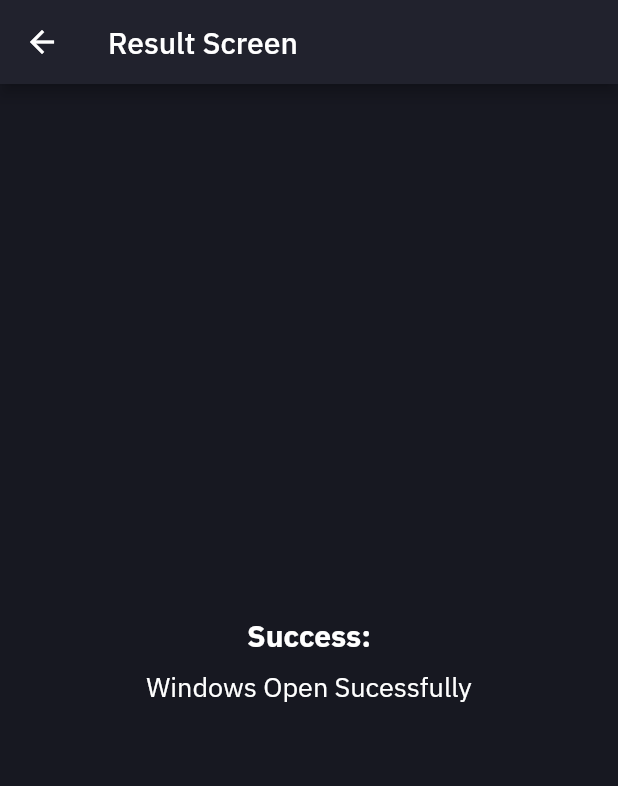
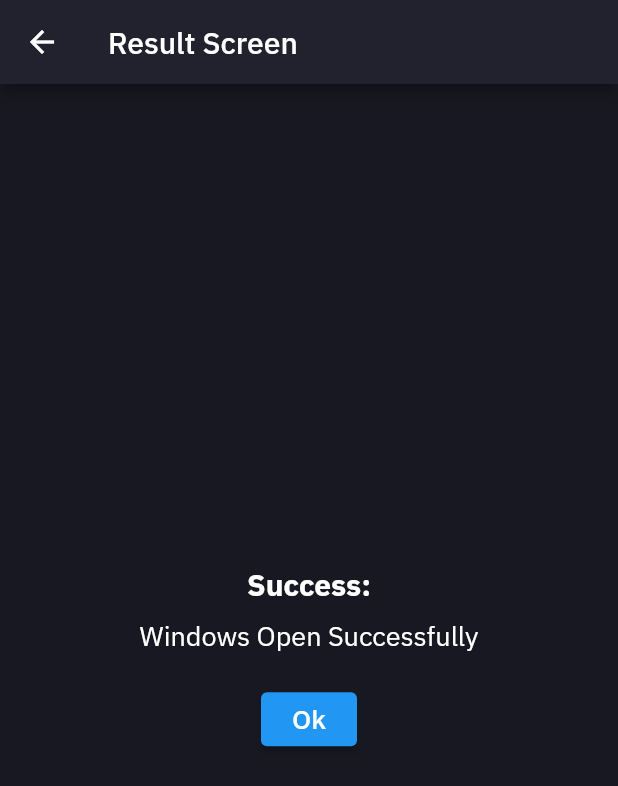
Before and after one commit to lightdarkmaster/Garduino_Version2, a Flutter app: the ControllerPage screen opened directly, after a tap on "Windows Open", on a phone screen of 412 x 824 dp. Shown: the top 786 px of the screen. Run offline on Flutter 3.47's test engine with Material 2 defaults, Android fonts, the phone set to English and light mode, and no system bars; our stand-ins replace fl_chart, flutter_svg.

Commit message:
add some changes in the controller and result

```diff
--- a/lib/widgets/controller_page.dart
+++ b/lib/widgets/controller_page.dart
@@ -1,8 +1,12 @@
-// ignore_for_file: library_private_types_in_public_api, deprecated_member_use, avoid_print
-
 import 'package:flutter/material.dart';
 import 'package:flutter_svg/svg.dart';
 import 'result_screen.dart';
+
+void main() {
+  runApp(const MaterialApp(
+    home: ControllerPage(),
+  ));
+}
 
 class ControllerPage extends StatefulWidget {
   const ControllerPage({Key? key}) : super(key: key);
@@ -39,7 +43,7 @@ class _ControllerPageState extends State<ControllerPage> {
     return Scaffold(
       appBar: AppBar(
         title: const Text('Controller Page'),
-        backgroundColor: const Color(0xFF21222D),
+        backgroundColor: Colors.black, // Use a modern color scheme
       ),
       body: Center(
         child: Column(
@@ -48,10 +52,15 @@ class _ControllerPageState extends State<ControllerPage> {
             Row(
               mainAxisAlignment: MainAxisAlignment.center,
               children: [
-                const Text('Lights'),
+                const Text(
+                  'Lights',
+                  style: TextStyle(fontSize: 18, fontWeight: FontWeight.bold),
+                ),
                 Switch(
                   value: _isDeviceOn,
                   onChanged: (newValue) => _toggleDevicePower(),
+                  activeColor:
+                      Colors.green, // Use a modern color for the switch
                 ),
               ],
             ),
@@ -60,118 +69,35 @@ class _ControllerPageState extends State<ControllerPage> {
               alignment: WrapAlignment.center,
               spacing: 10, // Horizontal spacing between buttons
               children: [
-                ElevatedButton(
-                  onPressed: () => _onButtonPressed('Windows Open Sucessfully'),
-                  style: ElevatedButton.styleFrom(
-                    primary: const Color(0xFF21222D),
-                    side: const BorderSide(color: Colors.white),
-                    minimumSize: Size(buttonSize, buttonSize),
-                  ),
-                  child: Column(
-                    mainAxisAlignment: MainAxisAlignment.center,
-                    children: [
-                      SvgPicture.asset(
-                        'assets/svg/window.svg', // Replace with your SVG icon pathicon: 'assets/svg/home.svg',
-                        color:
-                            Colors.white, // Apply color to the icon if needed
-                        width: 48, // Adjust the width of the SVG
-                        height: 48, // Adjust the height of the SVG
-                      ),
-                      const SizedBox(height: 8),
-                      const Text('Windows Open'),
-                    ],
-                  ),
+                _buildButton(
+                  'assets/svg/window.svg',
+                  'Windows Open',
+                  () => _onButtonPressed('Windows Open Successfully'),
+                  buttonSize,
                 ),
-
-                ElevatedButton(
-                  onPressed: () =>
-                      _onButtonPressed('Windows Close Sucessfully'),
-                  style: ElevatedButton.styleFrom(
-                    primary: const Color(0xFF21222D),
-                    side: const BorderSide(color: Colors.white),
-                    minimumSize: Size(buttonSize, buttonSize),
-                  ),
-                  child: Column(
-                    mainAxisAlignment: MainAxisAlignment.center,
-                    children: [
-                      SvgPicture.asset(
-                        'assets/svg/window_close.svg', // Replace with your SVG icon pathicon: 'assets/svg/home.svg',
-                        color:
-                            Colors.white, // Apply color to the icon if needed
-                        width: 48, // Adjust the width of the SVG
-                        height: 48, // Adjust the height of the SVG
-                      ),
-                      const SizedBox(height: 8),
-                      const Text('Windows Close'),
-                    ],
-                  ),
+                _buildButton(
+                  'assets/svg/window_close.svg',
+                  'Windows Close',
+                  () => _onButtonPressed('Windows Close Successfully'),
+                  buttonSize,
                 ),
-                ElevatedButton(
-                  onPressed: () => _onButtonPressed('Watering in Progress..'),
-                  style: ElevatedButton.styleFrom(
-                    primary: const Color(0xFF21222D),
-                    side: const BorderSide(color: Colors.white),
-                    minimumSize: Size(buttonSize, buttonSize),
-                  ),
-                  child: Column(
-                    mainAxisAlignment: MainAxisAlignment.center,
-                    children: [
-                      SvgPicture.asset(
-                        'assets/svg/water.svg', // Replace with your SVG icon pathicon: 'assets/svg/home.svg',
-                        color:
-                            Colors.white, // Apply color to the icon if needed
-                        width: 48, // Adjust the width of the SVG
-                        height: 48, // Adjust the height of the SVG
-                      ),
-                      const SizedBox(height: 8),
-                      const Text('Water Plant'),
-                    ],
-                  ),
+                _buildButton(
+                  'assets/svg/water.svg',
+                  'Water Plant',
+                  () => _onButtonPressed('Watering in Progress...'),
+                  buttonSize,
                 ),
-
-                ElevatedButton(
-                  onPressed: () => _onButtonPressed('Fan Turn On Sucessfully'),
-                  style: ElevatedButton.styleFrom(
-                    primary: const Color(0xFF21222D),
-                    side: const BorderSide(color: Colors.white),
-                    minimumSize: Size(buttonSize, buttonSize),
-                  ),
-                  child: Column(
-                    mainAxisAlignment: MainAxisAlignment.center,
-                    children: [
-                      SvgPicture.asset(
-                        'assets/svg/fan_open.svg', // Replace with your SVG icon pathicon: 'assets/svg/home.svg',
-                        color:
-                            Colors.white, // Apply color to the icon if needed
-                        width: 48, // Adjust the width of the SVG
-                        height: 48, // Adjust the height of the SVG
-                      ),
-                      const SizedBox(height: 8),
-                      const Text('Fan On'),
-                    ],
-                  ),
+                _buildButton(
+                  'assets/svg/fan_open.svg',
+                  'Fan On',
+                  () => _onButtonPressed('Fan Turn On Successfully'),
+                  buttonSize,
                 ),
-                ElevatedButton(
-                  onPressed: () => _onButtonPressed('Fan Turn Off Sucessfully'),
-                  style: ElevatedButton.styleFrom(
-                    primary: const Color(0xFF21222D),
-                    side: const BorderSide(color: Colors.white),
-                    minimumSize: Size(buttonSize, buttonSize),
-                  ),
-                  child: Column(
-                    mainAxisAlignment: MainAxisAlignment.center,
-                    children: [
-                      SvgPicture.asset(
-                        'assets/svg/fan_close.svg', // Replace with your SVG icon pathicon: 'assets/svg/home.svg',
-                        color:
-                            Colors.white, // Apply color to the icon if needed
-                        width: 48, // Adjust the width of the SVG
-                        height: 48, // Adjust the height of the SVG
-                      ),
-                      const SizedBox(height: 8),
-                      const Text('Fan Off'),
-                    ],
-                  ),
+                _buildButton(
+                  'assets/svg/fan_close.svg',
+                  'Fan Off',
+                  () => _onButtonPressed('Fan Turn Off Successfully'),
+                  buttonSize,
                 ),
                 // Add more buttons here
               ],
@@ -181,12 +107,36 @@ class _ControllerPageState extends State<ControllerPage> {
       ),
     );
   }
+
+  Widget _buildButton(
+    String iconPath,
+    String label,
+    void Function() onPressed,
+    double buttonSize,
+  ) {
+    return ElevatedButton(
+      onPressed: onPressed,
+      style: ElevatedButton.styleFrom(
+        primary: const Color(0xFF21222D),
+        side: const BorderSide(color: Colors.white),
+        minimumSize: Size(buttonSize, buttonSize),
+      ),
+      child: Column(
+        mainAxisAlignment: MainAxisAlignment.center,
+        children: [
+          SvgPicture.asset(
+            iconPath,
+            color: Colors.white, // Apply color to the icon if needed
+            width: 48, // Adjust the width of the SVG
+            height: 48, // Adjust the height of the SVG
+          ),
+          const SizedBox(height: 8),
+          Text(
+            label,
+            style: const TextStyle(fontSize: 14), // Use a modern font size
+          ),
+        ],
+      ),
+    );
+  }
 }
-
-void main() {
-  runApp(
-    const MaterialApp(
-      home: ControllerPage(),
-    ),
-  );
-}
--- a/lib/widgets/result_screen.dart
+++ b/lib/widgets/result_screen.dart
@@ -25,6 +25,14 @@ class ResultScreen extends StatelessWidget {
               buttonText,
               style: const TextStyle(fontSize: 18),
             ),
+            const SizedBox(height: 20), // Add spacing
+            ElevatedButton(
+              onPressed: () {
+                // Navigate back to the previous page
+                Navigator.pop(context);
+              },
+              child: const Text('Ok', style: TextStyle(fontSize: 18)),
+            ),
           ],
         ),
       ),
```
